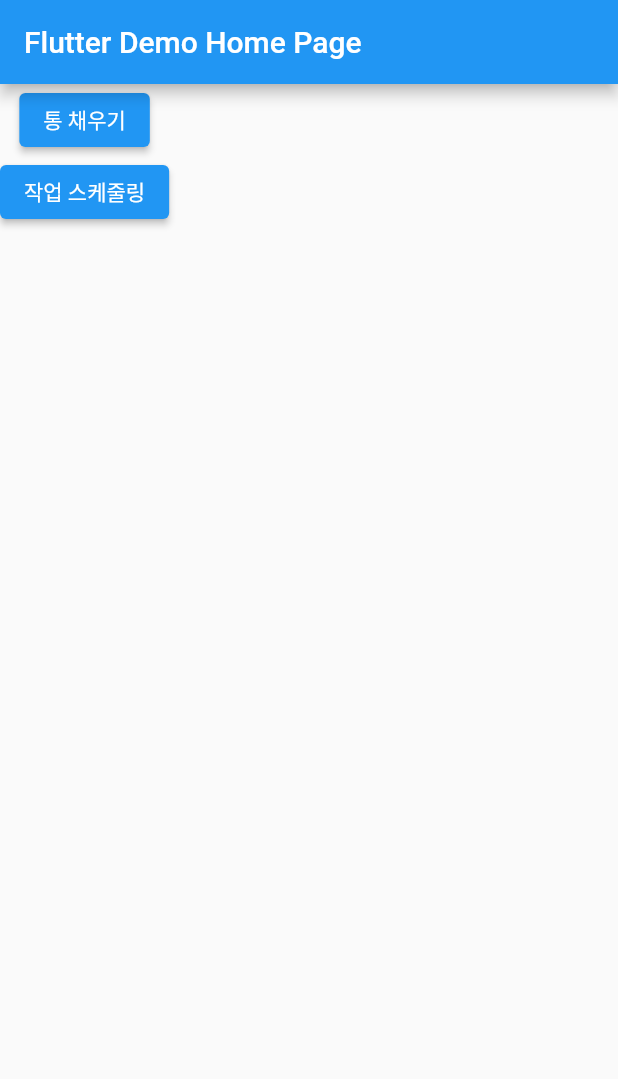
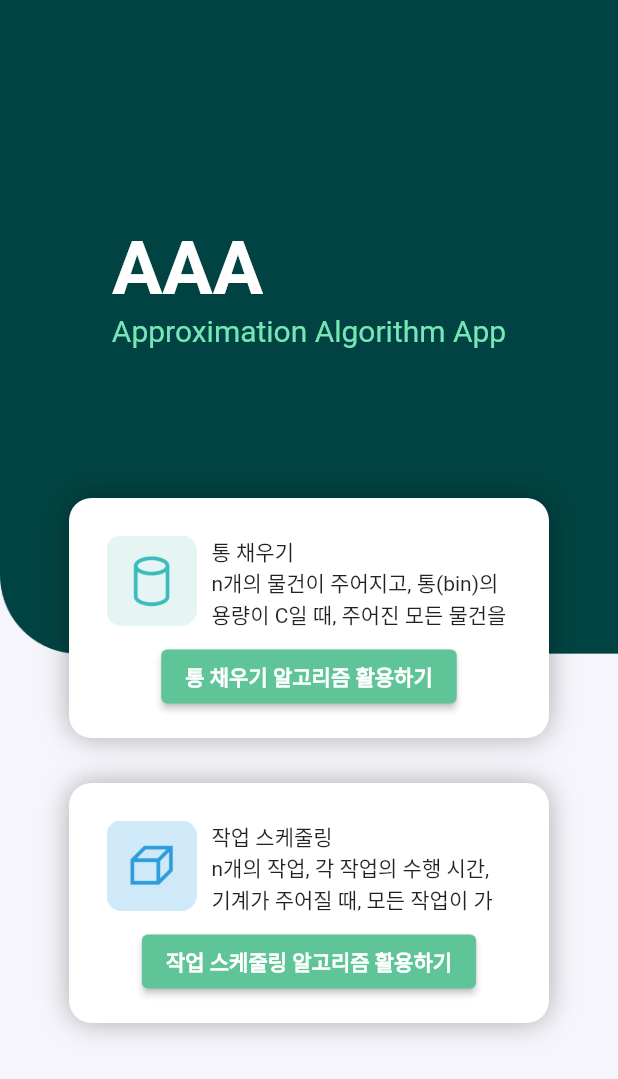
Before and after one commit to 210-reverof/Approximation-Algorithm-App, a Flutter app: the screen it shows after launch, on a phone screen of 412 x 824 dp. Shown: the top 1079 px of the screen. Run offline on Flutter 3.47's test engine with Material 2 defaults, Android fonts, the phone set to English and light mode, and no system bars.

Commit message:
add assets and complete main UI

```diff
--- a/bin_packing_and_job_scheduling_app/lib/job_scheduling/input_schedule_n_page.dart
+++ b/bin_packing_and_job_scheduling_app/lib/job_scheduling/input_schedule_n_page.dart
@@ -1,12 +1,12 @@
 import 'package:bin_packing_and_job_scheduling_app/job_scheduling/input_val_page.dart';
 import 'package:flutter/material.dart';
 
-class InputSchduleNPage extends StatefulWidget {
+class InputScheduleNPage extends StatefulWidget {
   @override
-  State<InputSchduleNPage> createState() => _InputSchduleNPageState();
+  State<InputScheduleNPage> createState() => _InputScheduleNPageState();
 }
 
-class _InputSchduleNPageState extends State<InputSchduleNPage> {
+class _InputScheduleNPageState extends State<InputScheduleNPage> {
   String n = "", c = "";
   @override
   Widget build(BuildContext context) {
--- a/bin_packing_and_job_scheduling_app/lib/main.dart
+++ b/bin_packing_and_job_scheduling_app/lib/main.dart
@@ -13,10 +13,8 @@
   @override
   Widget build(BuildContext context) {
     return MaterialApp(
+      debugShowCheckedModeBanner: false,
       title: 'Flutter Demo',
-      theme: ThemeData(
-        primarySwatch: Colors.blue,
-      ),
       home: const MyHomePage(title: 'Flutter Demo Home Page'),
     );
   }
@@ -35,29 +33,105 @@
   @override
   Widget build(BuildContext context) {
     return Scaffold(
-        appBar: AppBar(
-          title: Text(widget.title),
+        body: Stack(
+      children: [
+        Container(
+          child: Image.asset("assets/background_main.png"),
         ),
-        body: Column(
+        Center(
+          child: Column(
             children: [
+              const SizedBox(
+                height: 150,
+              ),
+              const Text(
+                "AAA             ",
+                style: TextStyle(
+                    fontSize: 50,
+                    color: Colors.white,
+                    fontWeight: FontWeight.bold),
+              ),
+              const Text(
+                "Approximation Algorithm App",
+                style: TextStyle(
+                  fontSize: 20,
+                  color: Color.fromARGB(255, 118, 230, 182),
+                ),
+              ),
+              const SizedBox(
+                height: 100,
+              ),
+              getButtonBox(InputNPage(), "assets/icon_bin.png", "통 채우기"),
+              const SizedBox(
+                height: 30,
+              ),
+              getButtonBox(
+                  InputScheduleNPage(), "assets/icon_job.png", "작업 스케줄링"),
+            ],
+          ),
+        ),
+      ],
+    ));
+  }
+
+  Widget getButtonBox(Page, String imgDir, String str) {
+    return Container(
+      width: 320,
+      height: 160,
+      decoration: BoxDecoration(
+        color: Colors.white,
+        borderRadius: BorderRadius.all(Radius.circular(15)),
+        boxShadow: [
+          BoxShadow(
+            offset: Offset(0, 0),
+            blurRadius: 15,
+            color: Colors.black.withOpacity(0.3),
+          ),
+        ],
+      ),
+      child: Column(
+        children: [
+          const SizedBox(
+            height: 25,
+          ),
+          Row(
+            children: [
+              SizedBox(
+                width: 25,
+              ),
+              Container(width: 60, height: 60, child: Image.asset(imgDir)),
+              SizedBox(
+                width: 10,
+              ),
+              Container(
+                  width: 200,
+                  height: 60,
+                  child: Text(str == "통 채우기"
+                      ? "통 채우기\nn개의 물건이 주어지고, 통(bin)의 용량이 C일 때, 주어진 모든 물건을 가장 적은 수의 통에 채우는 문제"
+                      : "작업 스케줄링\nn개의 작업, 각 작업의 수행 시간, 기계가 주어질 때, 모든 작업이 가장 빨리 종료되도록 작업을 기계에 배정하는 문제")),
+            ],
+          ),
+          const SizedBox(
+            height: 10,
+          ),
           ElevatedButton(
             onPressed: () {
               Navigator.push(
                 context,
-                    MaterialPageRoute(builder: (context) => InputNPage()),
+                MaterialPageRoute(builder: (context) => Page),
               );
             },
-                child: Text("통 채우기")),
-            ElevatedButton(
-                onPressed: () {
-                  Navigator.push(
-                    context,
-                    MaterialPageRoute(
-                        builder: (context) => InputSchduleNPage()),
+            child: Text(str + " 알고리즘 활용하기",
+                style: TextStyle(
+                    color: Color.fromARGB(255, 255, 255, 255),
+                    fontWeight: FontWeight.bold)),
+            style: ElevatedButton.styleFrom(
+              primary:
+                  Color.fromARGB(255, 95, 197, 153), // This is what you need!
+            ),
+          )
+        ],
+      ),
     );
-                },
-                child: Text("작업 스케줄링")),
-          ],
-        ));
   }
 }
--- a/bin_packing_and_job_scheduling_app/pubspec.yaml
+++ b/bin_packing_and_job_scheduling_app/pubspec.yaml
@@ -58,8 +58,8 @@
   uses-material-design: true
 
   # To add assets to your application, add an assets section, like this:
-  # assets:
-  #   - images/a_dot_burr.jpeg
+  assets:
+   - assets/
   #   - images/a_dot_ham.jpeg
 
   # An image asset can refer to one or more resolution-specific "variants", see
```
Also changed, not shown: bin_packing_and_job_scheduling_app/lib/bin_packing/input_val_page.dart (+13 -2 lines), bin_packing_and_job_scheduling_app/lib/job_scheduling/input_val_page.dart (+9 -1 lines), bin_packing_and_job_scheduling_app/lib/job_scheduling/result_page.dart (+17 -6 lines), bin_packing_and_job_scheduling_app/assets/background_main.png (added), bin_packing_and_job_scheduling_app/assets/background_sub.png (added), bin_packing_and_job_scheduling_app/assets/btn_back.png (added), bin_packing_and_job_scheduling_app/assets/icon_bin.png (added), bin_packing_and_job_scheduling_app/assets/icon_job.png (added). Lines whose indentation alone changed are shown as unchanged.
